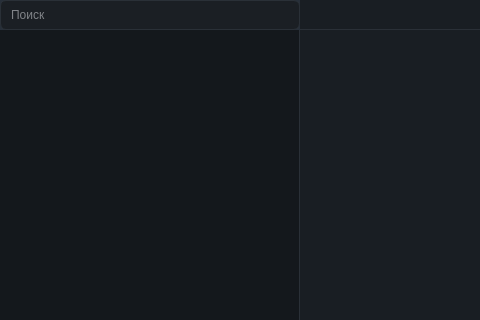
The window that mainwindow.ui (focy322/simple_perepiska_desk) describes before a commit, drawn with Qt 5; both pictures show x 0 to 480 and y 0 to 320 of the 1000 by 720 pixel window.
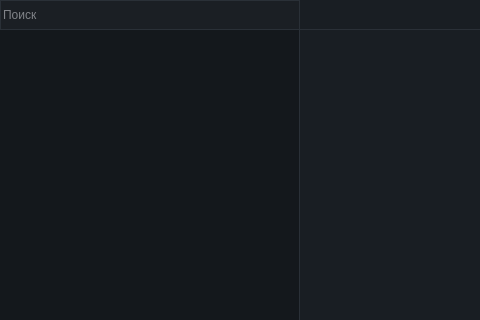
The same window after the commit. The open tabs and pages were chosen to show the change. Icons and pictures are not drawn. Custom widgets are drawn as their Qt base class.

Commit message: Добавил qt6keychain для refresh-токенов и внес исправления в UI

Patch:
```diff
--- a/mainwindow.ui
+++ b/mainwindow.ui
@@ -25,7 +25,7 @@
   <property name="styleSheet">
    <string notr="true">QMainWindow, QWidget { background-color: #272f39; color: #E6E8EB; font-family: &quot;Segoe UI&quot;; }
 QLabel { color: #E6E8EB; }
-QLineEdit { background-color: #1B1F24; color: #E6E8EB; border: 1px solid #2A3037; border-radius: 6px; padding: 6px 8px; selection-background-color: #2F6BFF; }
+QLineEdit { background-color: #1B1F24; color: #E6E8EB; border: 1px solid #2A3037; selection-background-color: #2F6BFF; }
 QLineEdit:focus { border: 1px solid #3E7BFF; }
 QTextEdit { background-color: #272f39; color: #E6E8EB; border: none; padding: 6px 8px; selection-background-color: #2F6BFF; }
 QTextEdit:focus { border: none; }
```
Left out of the diff: 2 changed lines with no effect on the pictures. The commit also changes 6 other files.
